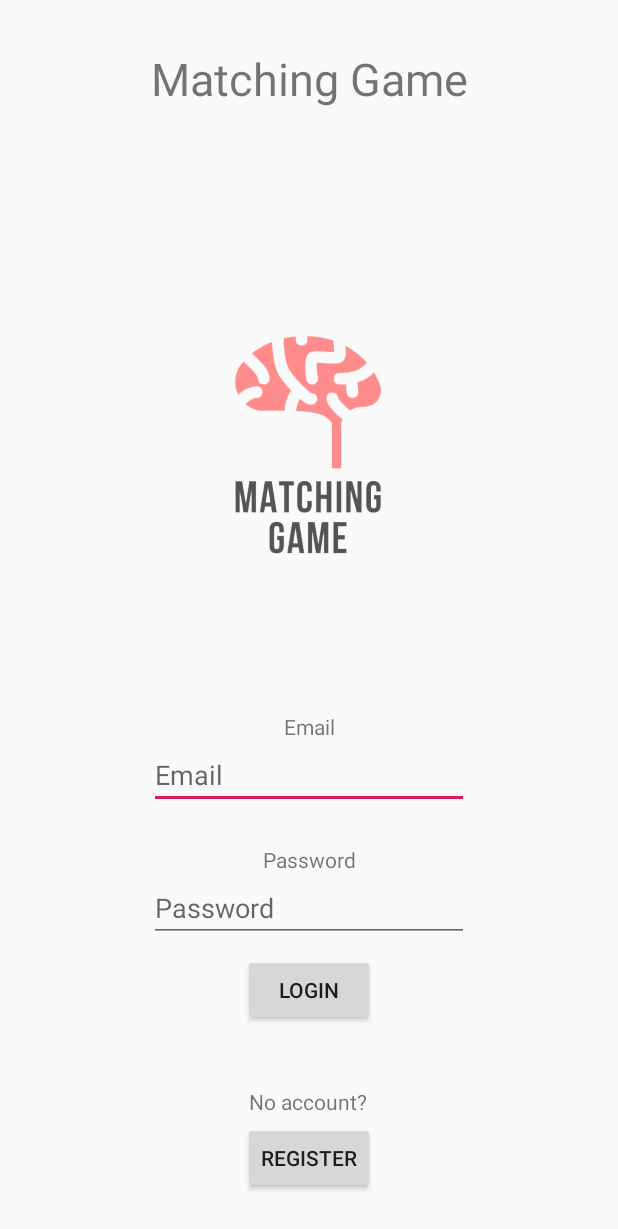
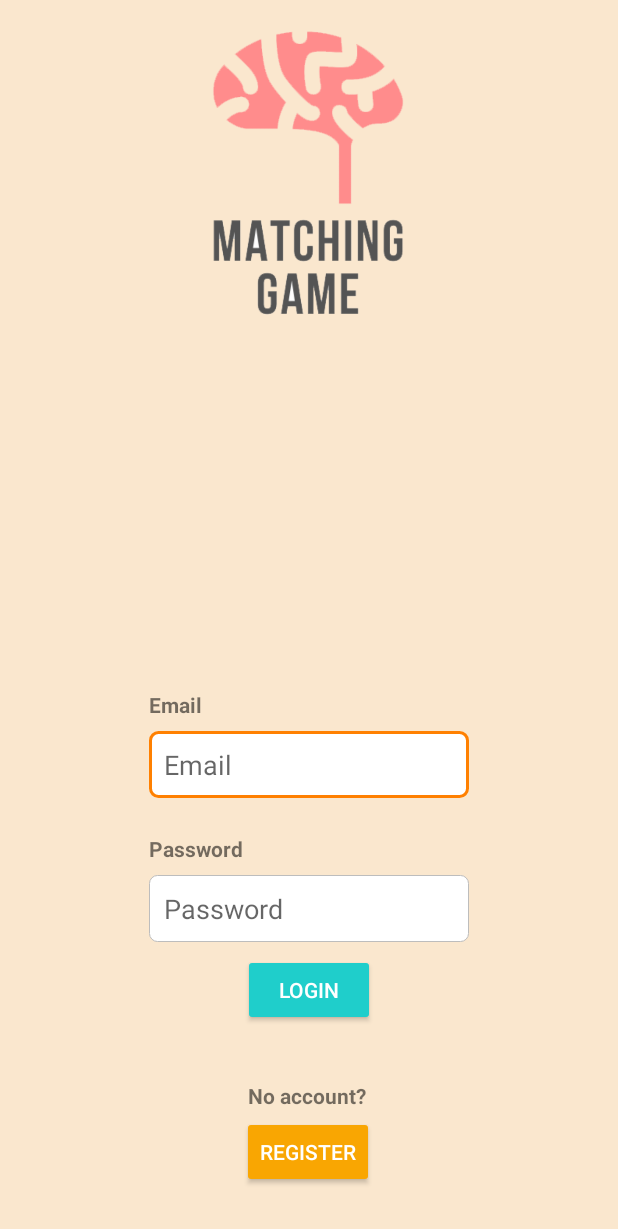
Before and after one commit to VectorXz/WirelessMatchingGame, an Android app: the screen it shows after launch (MainActivity), on a phone screen of 412 x 824 dp. Shown: the top 1229 px of the screen. Run offline under Robolectric (Android 15) with nearby library versions, the phone set to English and light mode, and no system bars; our stand-ins replace Firebase (no records; nobody signed in at launch, a user with empty details on screens opened directly).

Commit message:
update style layout

```diff
--- /dev/null
+++ b/app/src/main/res/drawable/edittext_rounded_corners.xml
@@ -0,0 +1,60 @@
+<?xml version="1.0" encoding="utf-8"?>
+<!--  res/drawable/edittext_rounded_corners.xml -->
+<selector xmlns:android="http://schemas.android.com/apk/res/android">
+
+    <item android:state_pressed="true" android:state_focused="true">
+        <shape>
+            <solid android:color="#FF8000"/>
+            <stroke
+                android:width="2.3dp"
+                android:color="#FF8000" />
+            <corners
+                android:radius="5dp" />
+        </shape>
+    </item>
+
+    <item android:state_pressed="true" android:state_focused="false">
+        <shape>
+            <solid android:color="#FF8000"/>
+            <stroke
+                android:width="2.3dp"
+                android:color="#FF8000" />
+            <corners
+                android:radius="5dp" />
+        </shape>
+    </item>
+
+    <item android:state_pressed="false" android:state_focused="true">
+        <shape>
+            <solid android:color="#FFFFFF"/>
+            <stroke
+                android:width="2.3dp"
+                android:color="#FF8000" />
+            <corners
+                android:radius="5dp" />
+        </shape>
+    </item>
+
+    <item android:state_pressed="false" android:state_focused="false">
+        <shape>
+            <solid android:color="#FFFFFF"/>
+            <stroke
+                android:width="0.7dp"
+                android:color="#BDBDBD" />
+            <corners
+                android:radius="5dp" />
+        </shape>
+    </item>
+
+    <item android:state_enabled="true">
+        <shape>
+            <padding
+                android:left="4dp"
+                android:top="4dp"
+                android:right="4dp"
+                android:bottom="4dp"
+                />
+        </shape>
+    </item>
+
+</selector>
--- /dev/null
+++ b/app/src/main/res/drawable/orange_box.xml
@@ -0,0 +1,8 @@
+<?xml version="1.0" encoding="utf-8"?>
+<selector xmlns:android="http://schemas.android.com/apk/res/android">
+    <item>
+        <shape android:shape="rectangle">
+            <solid android:color="#F9A602" />
+        </shape>
+    </item>
+</selector>
--- a/app/src/main/res/layout/activity_create_account.xml
+++ b/app/src/main/res/layout/activity_create_account.xml
@@ -14,6 +14,8 @@
         android:ems="10"
         android:hint="Confirm your password"
         android:inputType="textPassword"
+        android:background="@drawable/edittext_rounded_corners"
+        android:padding="10dp"
         app:layout_constraintEnd_toEndOf="parent"
         app:layout_constraintStart_toStartOf="parent"
         app:layout_constraintTop_toBottomOf="@+id/textView9" />
@@ -37,6 +39,8 @@
         android:ems="10"
         android:hint="Your password"
         android:inputType="textPassword"
+        android:background="@drawable/edittext_rounded_corners"
+        android:padding="10dp"
         app:layout_constraintEnd_toEndOf="parent"
         app:layout_constraintStart_toStartOf="parent"
         app:layout_constraintTop_toBottomOf="@+id/textView8" />
@@ -97,15 +101,19 @@
         android:ems="10"
         android:hint="email@example.com"
         android:inputType="textPersonName"
+        android:background="@drawable/edittext_rounded_corners"
+        android:padding="10dp"
         app:layout_constraintEnd_toEndOf="parent"
         app:layout_constraintStart_toStartOf="parent"
         app:layout_constraintTop_toBottomOf="@+id/textView7" />
 
     <Button
         android:id="@+id/regis_regisBtn"
+        style="@style/Widget.AppCompat.Button.Colored"
         android:layout_width="wrap_content"
         android:layout_height="wrap_content"
         android:layout_marginTop="76dp"
+        android:background="#F9A602"
         android:text="Register"
         app:layout_constraintEnd_toEndOf="parent"
         app:layout_constraintHorizontal_bias="0.498"
--- a/app/src/main/res/layout/activity_main.xml
+++ b/app/src/main/res/layout/activity_main.xml
@@ -4,6 +4,7 @@
     xmlns:tools="http://schemas.android.com/tools"
     android:layout_width="match_parent"
     android:layout_height="match_parent"
+    android:background="#FAE7CE"
     tools:context=".MainActivity"
     tools:layout_editor_absoluteX="1dp"
     tools:layout_editor_absoluteY="-65dp">
@@ -14,8 +15,10 @@
         android:layout_height="wrap_content"
         android:layout_marginBottom="24dp"
         android:autofillHints=""
+        android:background="@drawable/edittext_rounded_corners"
         android:ems="10"
         android:hint="@string/emailTxt"
+        android:padding="10dp"
         android:inputType="textPersonName"
         app:layout_constraintBottom_toTopOf="@+id/textView2"
         app:layout_constraintEnd_toEndOf="parent"
@@ -28,6 +31,8 @@
         android:layout_marginBottom="196dp"
         android:ems="10"
         android:hint="@string/passwordTxt"
+        android:background="@drawable/edittext_rounded_corners"
+        android:padding="10dp"
         android:inputType="textPassword"
         app:layout_constraintBottom_toBottomOf="parent"
         app:layout_constraintEnd_toEndOf="parent"
@@ -37,9 +42,12 @@
         android:id="@+id/textView"
         android:layout_width="wrap_content"
         android:layout_height="wrap_content"
+        android:layout_marginBottom="8dp"
         android:text="@string/emailTxt"
+        android:textStyle="bold"
         app:layout_constraintBottom_toTopOf="@+id/login_emailField"
         app:layout_constraintEnd_toEndOf="@id/login_emailField"
+        app:layout_constraintHorizontal_bias="0.0"
         app:layout_constraintStart_toStartOf="@id/login_emailField"
         tools:text="@string/emailTxt" />
 
@@ -47,17 +55,22 @@
         android:id="@+id/textView2"
         android:layout_width="wrap_content"
         android:layout_height="wrap_content"
+        android:layout_marginBottom="8dp"
         android:text="@string/passwordTxt"
+        android:textStyle="bold"
         app:layout_constraintBottom_toTopOf="@+id/login_passwordField"
         app:layout_constraintEnd_toEndOf="@+id/login_passwordField"
+        app:layout_constraintHorizontal_bias="0.0"
         app:layout_constraintStart_toStartOf="@+id/login_passwordField"
         tools:text="@string/passwordTxt" />
 
     <Button
         android:id="@+id/login_loginBtn"
+        style="@style/Widget.AppCompat.Button.Colored"
         android:layout_width="wrap_content"
         android:layout_height="wrap_content"
         android:layout_marginTop="8dp"
+        android:backgroundTint="#1fcecb"
         android:text="@string/loginTxt"
         app:layout_constraintEnd_toEndOf="parent"
         app:layout_constraintHorizontal_bias="0.501"
@@ -69,10 +82,13 @@
         android:id="@+id/login_regisBtn"
         android:layout_width="wrap_content"
         android:layout_height="wrap_content"
-        android:layout_marginBottom="28dp"
+        android:layout_marginBottom="32dp"
+        android:backgroundTint="#F9A602"
         android:text="@string/registerTxt"
+        android:textColor="#FFFFFF"
         app:layout_constraintBottom_toBottomOf="parent"
         app:layout_constraintEnd_toEndOf="parent"
+        app:layout_constraintHorizontal_bias="0.498"
         app:layout_constraintStart_toStartOf="parent"
         tools:text="@string/registerTxt" />
 
@@ -83,32 +99,23 @@
         android:layout_marginStart="4dp"
         android:layout_marginBottom="4dp"
         android:text="@string/noaccTxt"
+        android:textStyle="bold"
         app:layout_constraintBottom_toTopOf="@+id/login_regisBtn"
         app:layout_constraintStart_toStartOf="@+id/login_regisBtn"
         tools:text="@string/noaccTxt" />
 
-    <TextView
-        android:id="@+id/textView4"
-        android:layout_width="wrap_content"
-        android:layout_height="wrap_content"
-        android:layout_marginTop="32dp"
-        android:text="Matching Game"
-        android:textSize="30sp"
-        app:layout_constraintEnd_toEndOf="parent"
-        app:layout_constraintStart_toStartOf="parent"
-        app:layout_constraintTop_toTopOf="parent" />
-
     <ImageView
         android:id="@+id/imageView"
-        android:layout_width="200dp"
-        android:layout_height="200dp"
+        android:layout_width="260dp"
+        android:layout_height="260dp"
+        android:layout_marginTop="8dp"
         android:scaleType="centerCrop"
         app:layout_constraintBottom_toTopOf="@+id/textView"
         app:layout_constraintEnd_toEndOf="parent"
-        app:layout_constraintHorizontal_bias="0.497"
+        app:layout_constraintHorizontal_bias="0.496"
         app:layout_constraintStart_toStartOf="parent"
         app:layout_constraintTop_toTopOf="parent"
-        app:layout_constraintVertical_bias="0.78"
+        app:layout_constraintVertical_bias="0.0"
         app:srcCompat="@drawable/matching_game_logo" />
 
 </androidx.constraintlayout.widget.ConstraintLayout>
```
Also changed, not shown: app/src/main/res/drawable/back.png.
